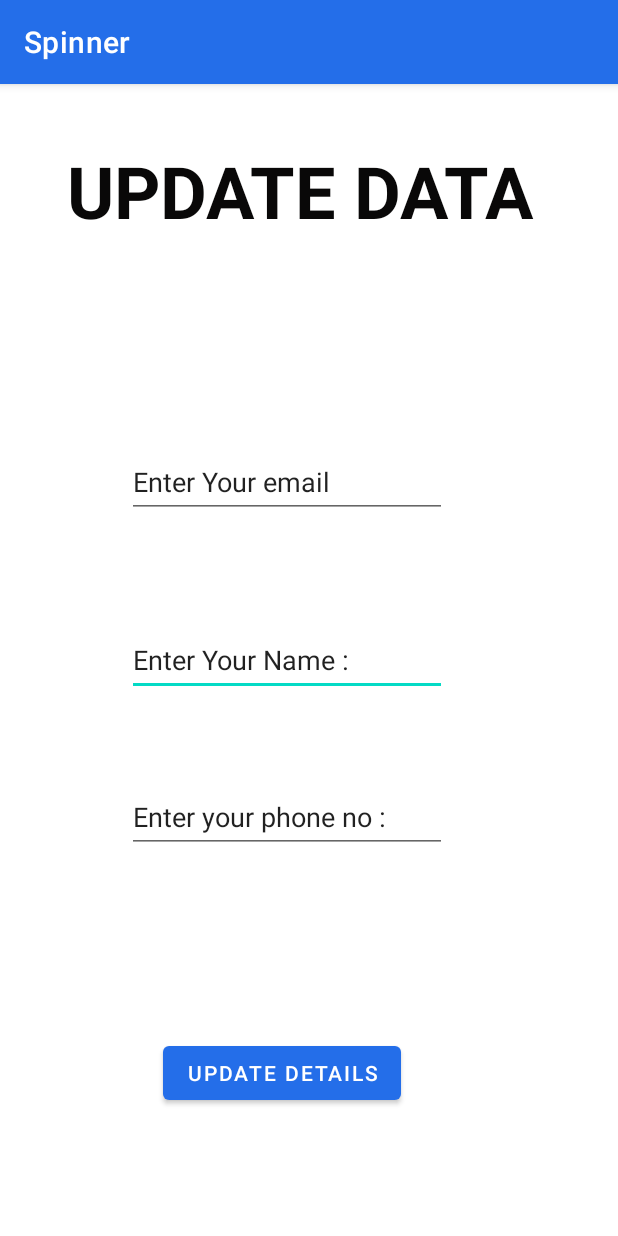
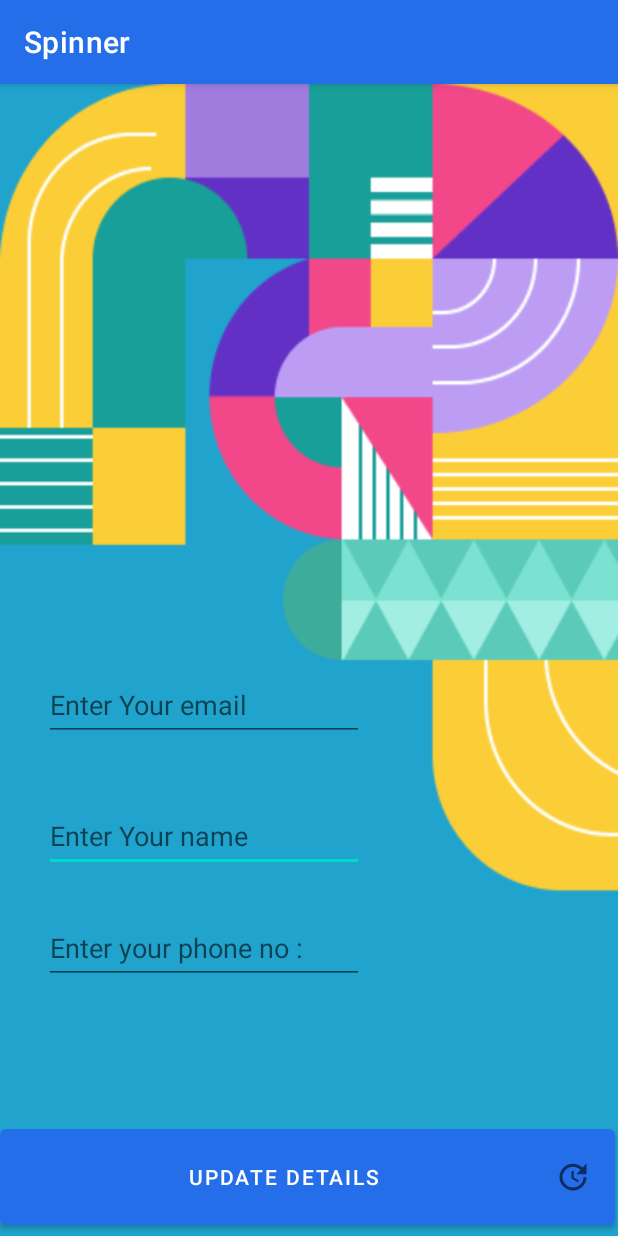
Before and after one commit to shas99/Spinner-Bike-Managment, an Android app: the UpdateUserDetailsActivity screen opened directly, with no data from a screen before it, on a phone screen of 412 x 824 dp. Run offline under Robolectric (Android 15) with nearby library versions, the phone set to English and light mode, and no system bars; our stand-ins replace Firebase (no records; nobody signed in at launch, a user with empty details on screens opened directly); Roboto replaces fonts that are not available here.

Commit message:
Styled More & Added Button Sounds & Vibration/Validation

```diff
--- a/Spinner_app/app/src/main/AndroidManifest.xml
+++ b/Spinner_app/app/src/main/AndroidManifest.xml
@@ -8,6 +8,7 @@
 
     <uses-permission android:name="android.permission.WRITE_EXTERNAL_STORAGE" />
     <uses-permission android:name="android.permission.INTERNET" />
+    <uses-permission android:name="android.permission.VIBRATE"/>
 
     <application
         android:allowBackup="true"
--- a/Spinner_app/app/src/main/java/com/example/spinner/UserProfileActivity.java
+++ b/Spinner_app/app/src/main/java/com/example/spinner/UserProfileActivity.java
@@ -40,6 +40,7 @@ private String userID;
             public void onClick(View v) {
 
                 FirebaseAuth.getInstance().signOut();
+                Toast.makeText(UserProfileActivity.this, "Hope To See You Again , Bye !", Toast.LENGTH_LONG).show();
                 startActivity(new Intent(UserProfileActivity.this,MainActivity.class));
 
 
--- /dev/null
+++ b/Spinner_app/app/src/main/res/drawable/ic_baseline_update_24.xml
@@ -0,0 +1,10 @@
+<vector xmlns:android="http://schemas.android.com/apk/res/android"
+    android:width="24dp"
+    android:height="24dp"
+    android:viewportWidth="24"
+    android:viewportHeight="24"
+    android:tint="?attr/colorControlNormal">
+  <path
+      android:fillColor="@android:color/white"
+      android:pathData="M21,10.12h-6.78l2.74,-2.82c-2.73,-2.7 -7.15,-2.8 -9.88,-0.1c-2.73,2.71 -2.73,7.08 0,9.79s7.15,2.71 9.88,0C18.32,15.65 19,14.08 19,12.1h2c0,1.98 -0.88,4.55 -2.64,6.29c-3.51,3.48 -9.21,3.48 -12.72,0c-3.5,-3.47 -3.53,-9.11 -0.02,-12.58s9.14,-3.47 12.65,0L21,3V10.12zM12.5,8v4.25l3.5,2.08l-0.72,1.21L11,13V8H12.5z"/>
+</vector>
--- a/Spinner_app/app/src/main/res/layout/activity_update_user_details.xml
+++ b/Spinner_app/app/src/main/res/layout/activity_update_user_details.xml
@@ -5,77 +5,66 @@
     android:id="@+id/UpdateEmailInput500"
     android:layout_width="match_parent"
     android:layout_height="match_parent"
-    tools:context=".UpdateUserDetailsActivity">
-
-    <TextView
-        android:id="@+id/UpdateBanner1"
-        android:layout_width="wrap_content"
-        android:layout_height="wrap_content"
-        android:text="UPDATE DATA "
-        android:textColor="#090808"
-        android:textSize="48sp"
-        android:textStyle="bold"
-        app:layout_constraintBottom_toBottomOf="parent"
-        app:layout_constraintEnd_toEndOf="parent"
-        app:layout_constraintStart_toStartOf="parent"
-        app:layout_constraintTop_toTopOf="parent"
-        app:layout_constraintVertical_bias="0.055" />
+    tools:context=".UpdateUserDetailsActivity"
+    android:background="@drawable/updatedata2">
 
     <EditText
         android:id="@+id/NameUpdateText500"
         android:layout_width="wrap_content"
         android:layout_height="wrap_content"
         android:ems="10"
+        android:hint="Enter Your name"
         android:inputType="textPersonName"
         android:minHeight="48dp"
-        android:text="Enter Your Name :"
         app:layout_constraintBottom_toBottomOf="parent"
         app:layout_constraintEnd_toEndOf="parent"
-        app:layout_constraintHorizontal_bias="0.427"
+        app:layout_constraintHorizontal_bias="0.149"
         app:layout_constraintStart_toStartOf="parent"
-        app:layout_constraintTop_toTopOf="parent" />
+        app:layout_constraintTop_toTopOf="parent"
+        app:layout_constraintVertical_bias="0.663" />
 
     <EditText
         android:id="@+id/google"
         android:layout_width="wrap_content"
         android:layout_height="wrap_content"
         android:ems="10"
+        android:hint="Enter Your email"
         android:inputType="textPersonName"
         android:minHeight="48dp"
-        android:text="Enter Your email"
         app:layout_constraintBottom_toBottomOf="parent"
         app:layout_constraintEnd_toEndOf="parent"
-        app:layout_constraintHorizontal_bias="0.427"
+        app:layout_constraintHorizontal_bias="0.149"
         app:layout_constraintStart_toStartOf="parent"
         app:layout_constraintTop_toTopOf="parent"
-        app:layout_constraintVertical_bias="0.335" />
+        app:layout_constraintVertical_bias="0.542" />
 
     <EditText
         android:id="@+id/MobileNumberUpdate500"
         android:layout_width="wrap_content"
         android:layout_height="wrap_content"
         android:ems="10"
+        android:hint="Enter your phone no :"
         android:inputType="textPersonName"
         android:minHeight="48dp"
-        android:text="Enter your phone no :"
         app:layout_constraintBottom_toBottomOf="parent"
         app:layout_constraintEnd_toEndOf="parent"
-        app:layout_constraintHorizontal_bias="0.427"
+        app:layout_constraintHorizontal_bias="0.149"
         app:layout_constraintStart_toStartOf="parent"
         app:layout_constraintTop_toTopOf="parent"
-        app:layout_constraintVertical_bias="0.645" />
+        app:layout_constraintVertical_bias="0.767" />
 
     <Button
         android:id="@+id/updateDetailsBtn"
-        android:layout_width="wrap_content"
-        android:layout_height="wrap_content"
+        android:layout_width="410dp"
+        android:layout_height="76dp"
+        android:drawableRight="@drawable/ic_baseline_update_24"
         android:onClick="google"
         android:text="Update Details"
         app:layout_constraintBottom_toBottomOf="parent"
         app:layout_constraintEnd_toEndOf="parent"
-        app:layout_constraintHorizontal_bias="0.43"
+        app:layout_constraintHorizontal_bias="0.0"
         app:layout_constraintStart_toStartOf="parent"
         app:layout_constraintTop_toTopOf="parent"
-        app:layout_constraintVertical_bias="0.882" />
+        app:layout_constraintVertical_bias="0.998" />
 
 </androidx.constraintlayout.widget.ConstraintLayout>
--- /dev/null
+++ b/Spinner_app/app/src/main/res/values/soho.xml
@@ -0,0 +1,2 @@
+<?xml version="1.0" encoding="utf-8"?>
+<resources></resources>
```
Also changed, not shown: Spinner_app/app/src/main/java/com/example/spinner/MainActivity.java (+9 -2 lines), Spinner_app/app/src/main/java/com/example/spinner/OrderBikeActivity.java (+58 -3 lines), Spinner_app/app/src/main/java/com/example/spinner/UpdateUserDetailsActivity.java (+8 -4 lines), Spinner_app/app/src/main/res/layout/activity_userprofile.xml (+10 -10 lines), Spinner_app/app/src/main/res/drawable/updatedata.png (added), Spinner_app/app/src/main/res/drawable/updatedata2.png (added), Spinner_app/app/src/main/res/drawable/updateframe.png (added), 3 other files.
